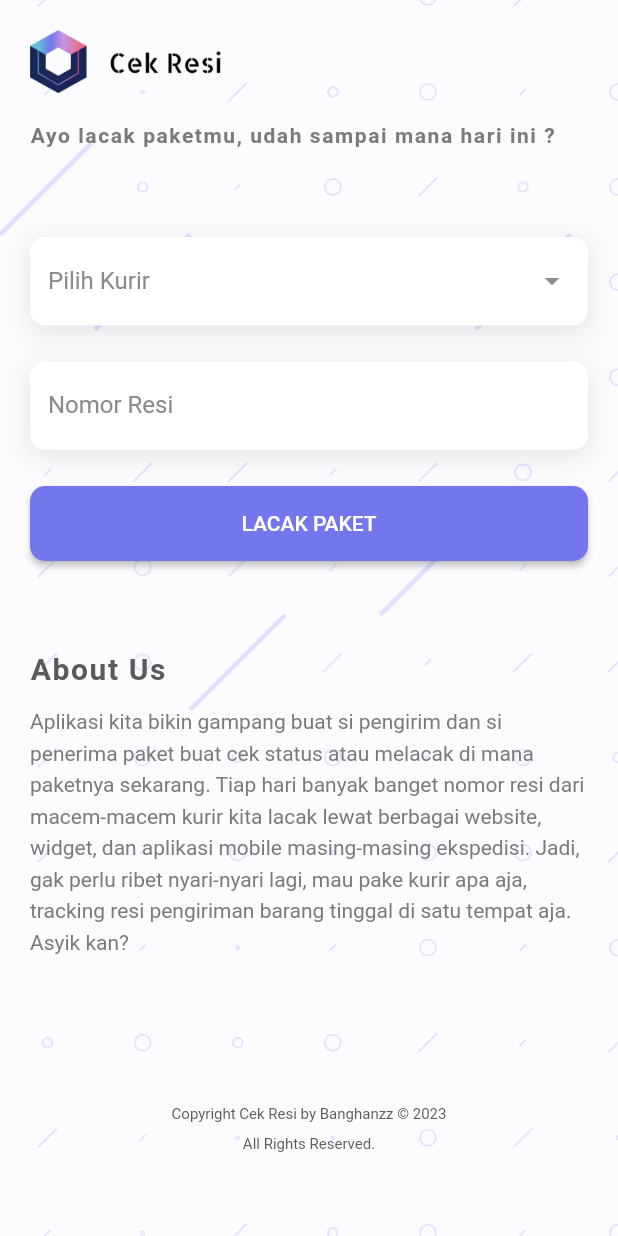
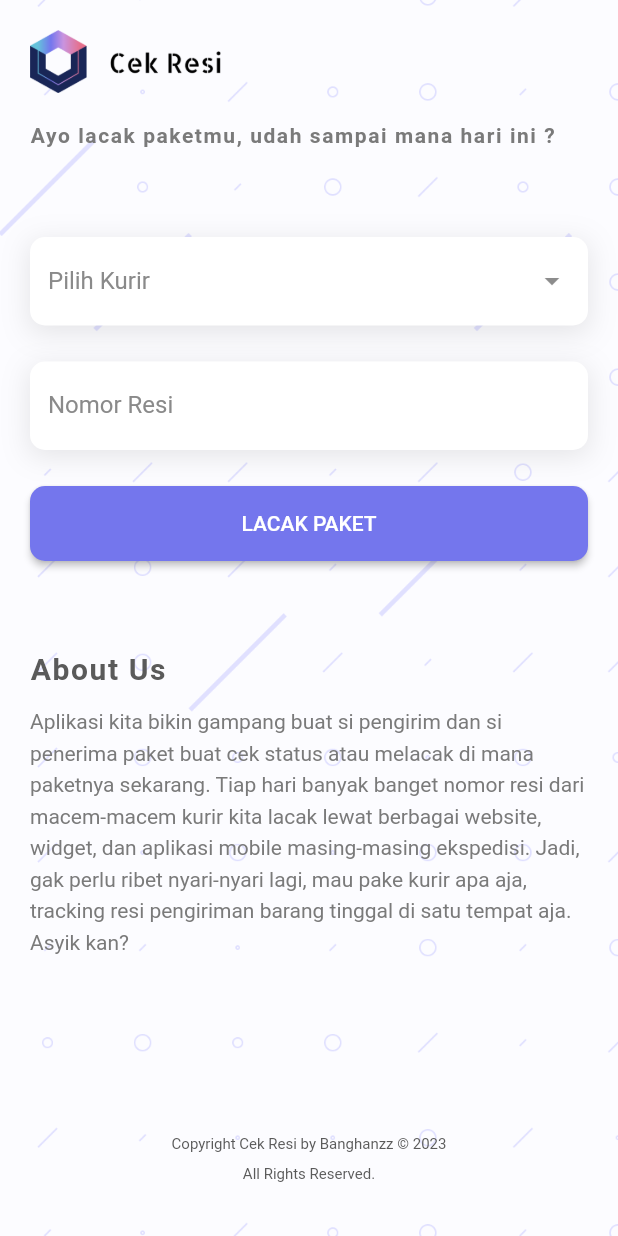
Before and after one commit to banghanzz/cek_resi, a Flutter app: the screen it shows after launch, on a phone screen of 412 x 824 dp. Run offline on Flutter 3.47's test engine with Material 2 defaults, Android fonts, the light colour scheme and no system bars; drawn by our look-alikes of dropdown_search; our stand-ins replace get; Roboto replaces fonts that are missing (Poppins).

```diff
--- a/lib/app/modules/home/views/home_view.dart
+++ b/lib/app/modules/home/views/home_view.dart
@@ -213,7 +213,7 @@ class HomeView extends GetView<HomeController> {
 
               //Copyright
               SizedBox(
-                height: 100,
+                height: 120,
               ),
               Padding(
                 padding: const EdgeInsets.symmetric(horizontal: 20),
--- a/lib/app/modules/home/widgets/result_widget.dart
+++ b/lib/app/modules/home/widgets/result_widget.dart
@@ -76,6 +76,7 @@ Widget resultSheet() => makeDismissible(
                             ),
                             TextButton(
                               onPressed: () {
+                                Get.back();
                                 showModalBottomSheet(
                                   context: context,
                                   builder: (context) => resultSheet(),
```
Also changed, not shown: 1 other file.
